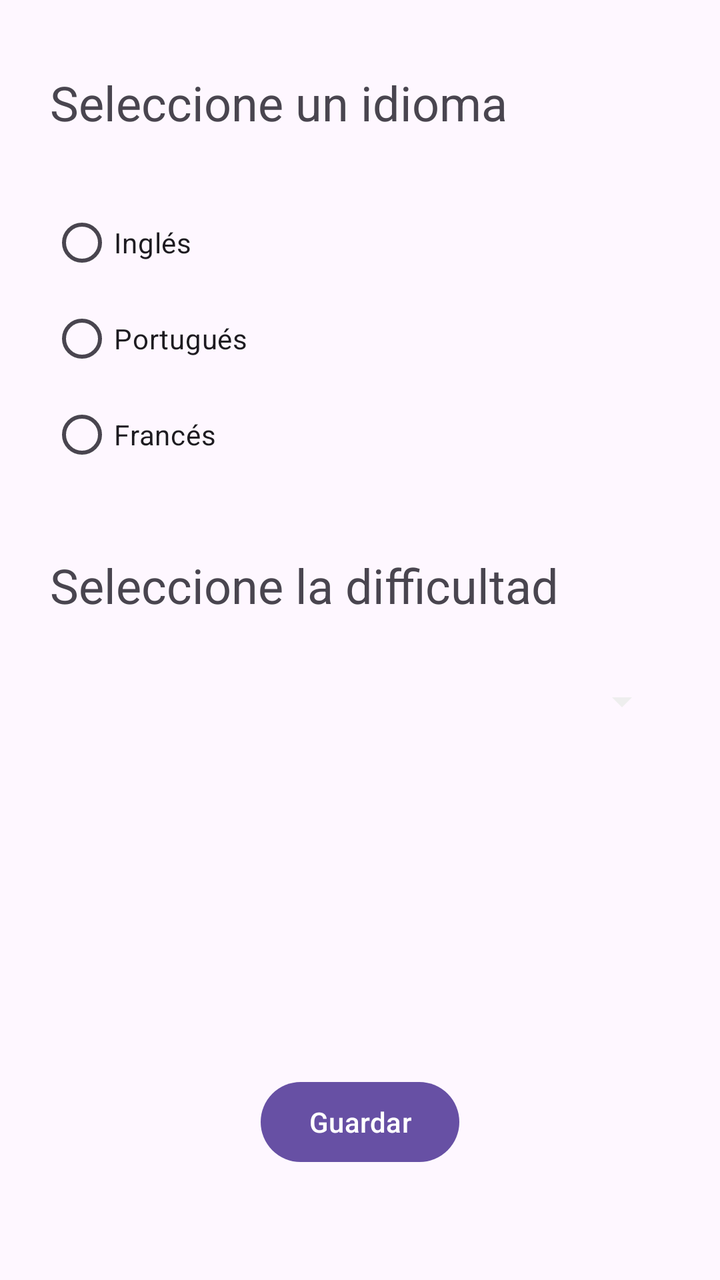
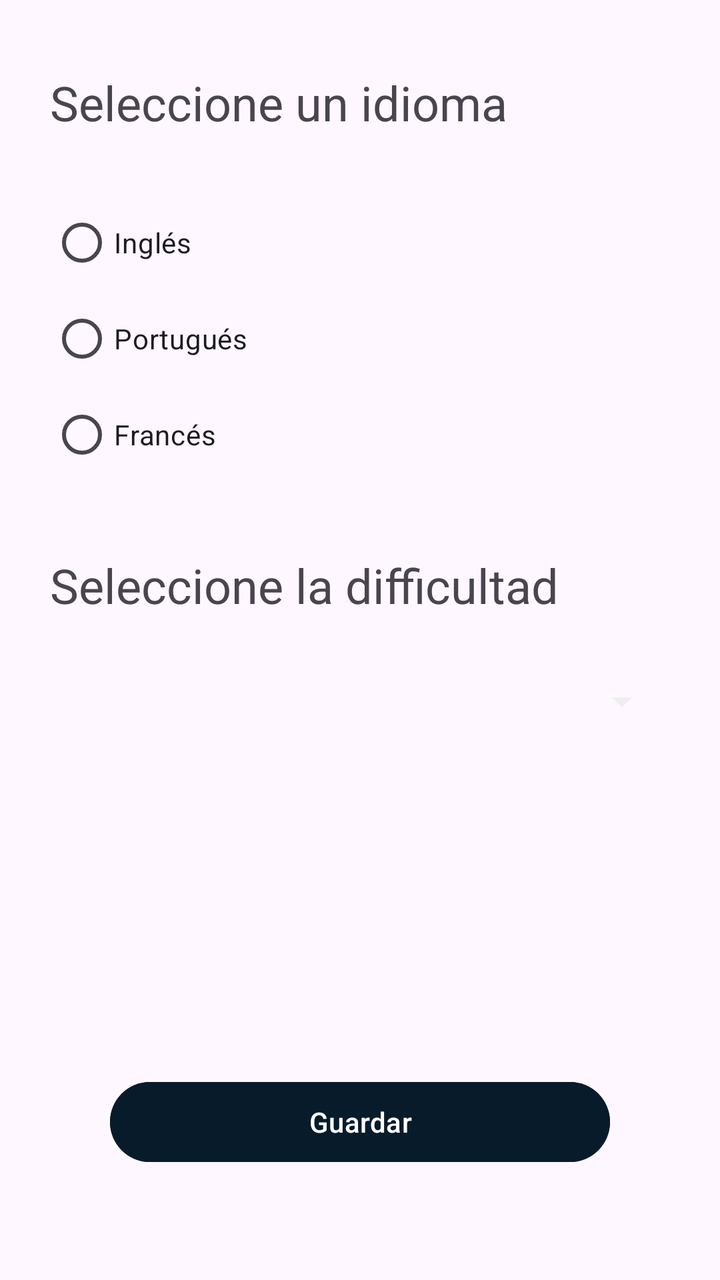

Screens rendered from an Android XML layout before and after an edit, with the pre-edit source and the edit as a unified diff.
<!-- AndroidManifest.xml: application theme Theme.VocabularioApp -->
<!-- res/layout/activity_choose.xml -->
<?xml version="1.0" encoding="utf-8"?>
<androidx.constraintlayout.widget.ConstraintLayout xmlns:android="http://schemas.android.com/apk/res/android"
    xmlns:app="http://schemas.android.com/apk/res-auto"
    xmlns:tools="http://schemas.android.com/tools"
    android:id="@+id/main"
    android:layout_width="match_parent"
    android:layout_height="match_parent"
    tools:context=".ChooseActivity">

    <TextView
        android:id="@+id/chText"
        android:layout_width="match_parent"
        android:layout_height="wrap_content"
        android:layout_marginStart="25dp"
        android:layout_marginTop="35dp"
        android:layout_marginEnd="25dp"
        android:text="Seleccione un idioma"
        android:textSize="24dp"
        app:layout_constraintEnd_toEndOf="parent"
        app:layout_constraintStart_toStartOf="parent"
        app:layout_constraintTop_toTopOf="parent" />

    <RadioGroup
        android:id="@+id/radioGroup"
        android:layout_width="match_parent"
        android:layout_height="wrap_content"
        android:layout_marginStart="25dp"
        android:layout_marginTop="30dp"
        android:layout_marginEnd="25dp"
        app:layout_constraintEnd_toEndOf="parent"
        app:layout_constraintStart_toStartOf="parent"
        app:layout_constraintTop_toBottomOf="@+id/chText">

        <RadioButton
            android:id="@+id/raIngles"
            android:layout_width="wrap_content"
            android:layout_height="wrap_content"
            android:tag="1"
            android:text="Inglés" />

        <RadioButton
            android:id="@+id/raPortuguese"
            android:layout_width="wrap_content"
            android:layout_height="wrap_content"
            android:tag="3"
            android:text="Portugués" />

        <RadioButton
            android:id="@+id/raFrances"
            android:layout_width="wrap_content"
            android:layout_height="wrap_content"
            android:tag="2"
            android:text="Francés" />

    </RadioGroup>

    <TextView
        android:id="@+id/chText2"
        android:layout_width="0dp"
        android:layout_height="wrap_content"
        android:layout_marginStart="25dp"
        android:layout_marginTop="35dp"
        android:layout_marginEnd="25dp"
        android:textSize="24dp"
        android:text="Seleccione la difficultad"
        app:layout_constraintEnd_toEndOf="parent"
        app:layout_constraintStart_toStartOf="parent"
        app:layout_constraintTop_toBottomOf="@+id/radioGroup" />

    <Spinner
        android:id="@+id/chSpinner"
        android:layout_width="0dp"
        android:layout_height="wrap_content"
        android:layout_marginStart="25dp"
        android:layout_marginTop="30dp"
        android:layout_marginEnd="25dp"
        app:layout_constraintEnd_toEndOf="parent"
        app:layout_constraintStart_toStartOf="parent"
        app:layout_constraintTop_toBottomOf="@+id/chText2" />

    <Button
        android:id="@+id/chButton"
        android:layout_width="wrap_content"
        android:layout_height="wrap_content"
        android:layout_marginStart="50dp"
        android:layout_marginEnd="50dp"
        android:layout_marginBottom="55dp"
        android:text="Guardar"
        app:layout_constraintBottom_toBottomOf="parent"
        app:layout_constraintEnd_toEndOf="parent"
        app:layout_constraintHorizontal_bias="0.5"
        app:layout_constraintStart_toStartOf="parent" />


</androidx.constraintlayout.widget.ConstraintLayout>
<!-- resources referenced by this layout -->
<resources>
  <style name="Theme.VocabularioApp" parent="Base.Theme.VocabularioApp" />
  <style name="Base.Theme.VocabularioApp" parent="Theme.Material3.DayNight.NoActionBar">
          
          
          <item name="titleTextColor">@color/lt_menu</item>
          <item name="android:actionMenuTextColor">@color/lt_menu</item>
          <item name="colorControlNormal">@color/lt_menu</item>
  
      </style>
  <color name="lt_menu">#EEEEEE</color>
</resources>

<!-- the commit's change to res/layout/activity_choose.xml (unified diff, before → after) -->
@@ -80,12 +80,13 @@
 
     <Button
         android:id="@+id/chButton"
-        android:layout_width="wrap_content"
+        android:layout_width="0dp"
         android:layout_height="wrap_content"
-        android:layout_marginStart="50dp"
-        android:layout_marginEnd="50dp"
+        android:layout_marginStart="55dp"
+        android:layout_marginEnd="55dp"
         android:layout_marginBottom="55dp"
         android:text="Guardar"
+        android:backgroundTint="@color/bg_menu"
         app:layout_constraintBottom_toBottomOf="parent"
         app:layout_constraintEnd_toEndOf="parent"
         app:layout_constraintHorizontal_bias="0.5"
<!-- resource entries referenced after the edit -->
@@ -1,5 +1,6 @@
 <!-- resources referenced by this layout -->
 <resources>
+  <color name="bg_menu">#071B2B</color>
   <style name="Theme.VocabularioApp" parent="Base.Theme.VocabularioApp" />
   <style name="Base.Theme.VocabularioApp" parent="Theme.Material3.DayNight.NoActionBar">
           
